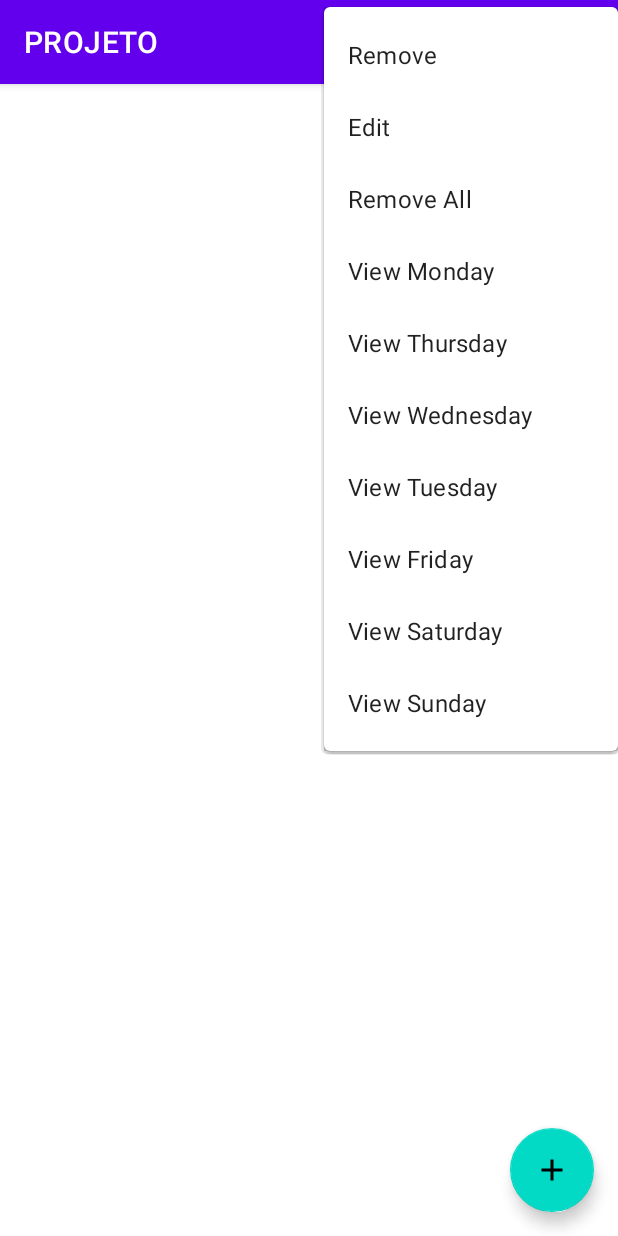
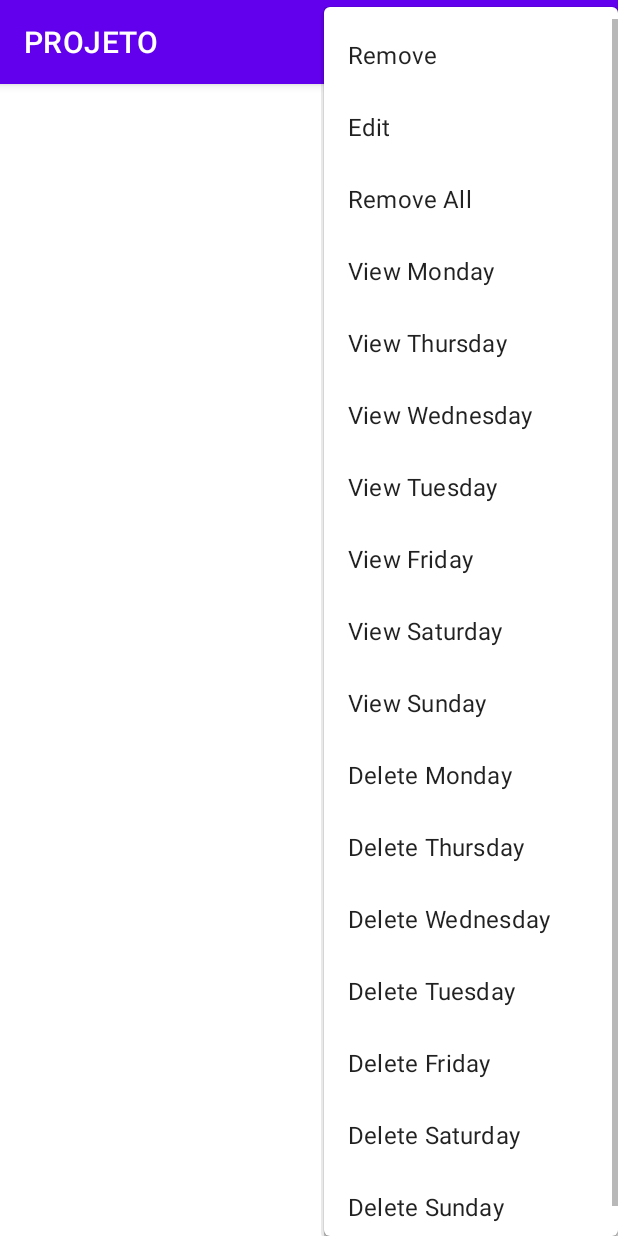
Before and after one commit to Marco-Macedo/PROJETO, an Android app: the screen it shows after launch (MainActivity), after a tap on "OPTIONS", on a phone screen of 412 x 824 dp. Run offline under Robolectric (Android 15) with nearby library versions, the phone set to English and light mode, and no system bars; our stand-ins replace Room's generated code.

Commit message:
Add DELETE * FROM title_table WHERE title ???

```diff
--- a/app/src/main/java/com/example/projeto/dao/TitleDao.kt
+++ b/app/src/main/java/com/example/projeto/dao/TitleDao.kt
@@ -20,4 +20,7 @@ interface  TitleDao {
 
     @Query("SELECT * FROM title_table WHERE title == :title")
     fun getNotesByTitle(title: String): LiveData<List<Title>>
+
+    @Query("DELETE FROM title_table where title == :title")
+    suspend fun deleteByTitle(title: String)
 }
--- a/app/src/main/java/com/example/projeto/db/TitleRepository.kt
+++ b/app/src/main/java/com/example/projeto/db/TitleRepository.kt
@@ -22,4 +22,8 @@ class TitleRepository(private val titleDao: TitleDao) {
     suspend fun deleteAll(){
         titleDao.deleteAll()
     }
+
+    suspend fun deleteByTitle(title: String){
+        titleDao.deleteByTitle(title)
+    }
 }
--- a/app/src/main/java/com/example/projeto/viewModel/TitleViewModel.kt
+++ b/app/src/main/java/com/example/projeto/viewModel/TitleViewModel.kt
@@ -40,4 +40,8 @@ class TitleViewModel(application: Application) : AndroidViewModel(application) {
     fun getNotesByTitle(title: String): LiveData<List<Title>> {
         return repository.getNotesByTitle(title)
     }
+    // delete by title
+    fun deleteByTitle(title: String) = viewModelScope.launch(Dispatchers.IO) {
+        repository.deleteByTitle(title)
+    }
 }
--- a/app/src/main/res/menu/menu.xml
+++ b/app/src/main/res/menu/menu.xml
@@ -27,6 +27,20 @@
                 android:title="@string/View_Saturday"/>
             <item android:id="@+id/View_Sunday"
                 android:title="@string/View_Sunday"/>
+            <item android:id="@+id/Remove_Monday"
+                android:title="@string/Delete_Monday"/>
+            <item android:id="@+id/Remove_Thursday"
+                android:title="@string/Delete_Thursday"/>
+            <item android:id="@+id/Remove_Wednesday"
+                android:title="@string/Delete_Wednesday"/>
+            <item android:id="@+id/Remove_Tuesday"
+                android:title="@string/Delete_Tuesday"/>
+            <item android:id="@+id/Remove_Friday"
+                android:title="@string/Delete_Friday"/>
+            <item android:id="@+id/Remove_Saturday"
+                android:title="@string/Delete_Saturday"/>
+            <item android:id="@+id/Remove_Sunday"
+                android:title="@string/Delete_Sunday"/>
         </menu>
     </item>
 
--- a/app/src/main/res/values/strings.xml
+++ b/app/src/main/res/values/strings.xml
@@ -12,4 +12,11 @@
     <string name="View_Friday" translatable="false">View Friday</string>
     <string name="View_Saturday" translatable="false">View Saturday</string>
     <string name="View_Sunday" translatable="false">View Sunday</string>
+    <string name="Delete_Monday" translatable="false">Delete Monday</string>
+    <string name="Delete_Thursday" translatable="false">Delete Thursday</string>
+    <string name="Delete_Wednesday" translatable="false">Delete Wednesday</string>
+    <string name="Delete_Tuesday" translatable="false">Delete Tuesday</string>
+    <string name="Delete_Friday" translatable="false">Delete Friday</string>
+    <string name="Delete_Saturday" translatable="false">Delete Saturday</string>
+    <string name="Delete_Sunday" translatable="false">Delete Sunday</string>
 </resources>
```
Also changed, not shown: app/src/main/java/com/example/projeto/MainActivity.kt (+28 -0 lines), 1 other file.
